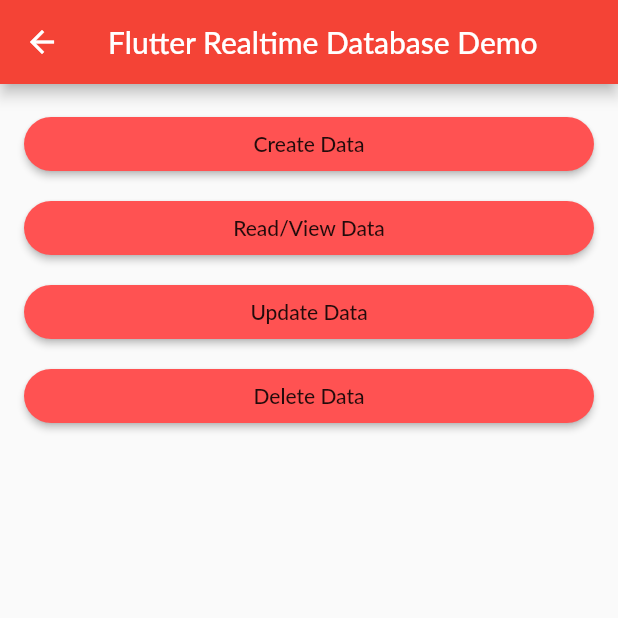
After one commit to willia5w/FlutterApp, a Flutter app: the FirebaseRealtimeDemoScreen screen opened by its route, after a tap on "Create Data", on a phone screen of 412 x 824 dp, the top half of it. The commit adds this screen. Run offline on Flutter 3.47's test engine with Material 2 defaults, Android fonts, the phone set to English and light mode, and no system bars; our stand-ins replace firebase_database; missing offline and left inert: trotter; accounts and stored records are empty; Roboto replaces fonts that are missing (Lato).

Commit message:
Added Firebase and DB demo route, confirmed connection

```diff
--- a/lib/GameLocalizations.dart
+++ b/lib/GameLocalizations.dart
@@ -38,9 +38,6 @@ class GameLocalizations {
 
 
   String translate(String key) {
-
-    print(key + ", " + "Translation: " + _localizedStrings[key]);
-
     return _localizedStrings[key];
   }
 }
--- /dev/null
+++ b/lib/firebase_realtime_db.dart
@@ -0,0 +1,128 @@
+import 'package:flutter/cupertino.dart';
+import 'package:flutter/material.dart';
+import 'package:firebase_database/firebase_database.dart';
+
+class FirebaseRealtimeDemoScreen extends StatelessWidget {
+
+  final databaseReference = FirebaseDatabase.instance.reference();
+
+  @override
+  Widget build(BuildContext context) {
+    readData();
+    return Scaffold(
+      appBar: AppBar(
+        title: Text('Flutter Realtime Database Demo'),
+      ),
+      body: Center(
+          child: Padding(
+            padding: const EdgeInsets.all(16.0),
+            child: Column(
+              crossAxisAlignment: CrossAxisAlignment.stretch,
+              children: <Widget>[
+
+                RaisedButton(
+                  child: Text('Create Data'),
+                  color: Colors.redAccent,
+                  onPressed: () {
+                    createData();
+                  },
+                  shape: RoundedRectangleBorder(borderRadius: BorderRadius.all(Radius.circular(20))),
+                ),
+                SizedBox(height: 8,),
+                RaisedButton(
+                  child: Text('Read/View Data'),
+                  color: Colors.redAccent,
+
+                  onPressed: () {
+                    readData();
+                  },
+                  shape: RoundedRectangleBorder(borderRadius: BorderRadius.all(Radius.circular(20))),
+
+                ),
+                SizedBox(height: 8,),
+
+                RaisedButton(
+                  child: Text('Update Data'),
+                  color: Colors.redAccent,
+
+                  onPressed: () {
+                    updateData();
+                  },
+                  shape: RoundedRectangleBorder(borderRadius: BorderRadius.all(Radius.circular(20))),
+
+                ),
+                SizedBox(height: 8,),
+
+                RaisedButton(
+                  child: Text('Delete Data'),
+                  color: Colors.redAccent,
+
+                  onPressed: () {
+                    deleteData();
+                  },
+                  shape: RoundedRectangleBorder(borderRadius: BorderRadius.all(Radius.circular(20))),
+
+                ),
+              ],
+            ),
+          )
+      ), //center
+    );
+  }
+
+  void createData(){
+    databaseReference.child("flutterDevsTeam1").set({
+      'name': 'Deepak Nishad',
+      'description': 'Team Lead'
+    });
+    databaseReference.child("flutterDevsTeam2").set({
+      'name': 'Yashwant Kumar',
+      'description': 'Senior Software Engineer'
+    });
+    databaseReference.child("flutterDevsTeam3").set({
+      'name': 'Akshay',
+      'description': 'Software Engineer'
+    });
+    databaseReference.child("flutterDevsTeam4").set({
+      'name': 'Aditya',
+      'description': 'Software Engineer'
+    });
+    databaseReference.child("flutterDevsTeam5").set({
+      'name': 'Shaiq',
+      'description': 'Associate Software Engineer'
+    });
+    databaseReference.child("flutterDevsTeam6").set({
+      'name': 'Mohit',
+      'description': 'Associate Software Engineer'
+    });
+    databaseReference.child("flutterDevsTeam7").set({
+      'name': 'Naveen',
+      'description': 'Associate Software Engineer'
+    });
+
+  }
+  void readData(){
+    databaseReference.once().then((DataSnapshot snapshot) {
+      print('Data : ${snapshot.value}');
+    });
+  }
+
+  void updateData(){
+    databaseReference.child('flutterDevsTeam1').update({
+      'description': 'CEO'
+    });
+    databaseReference.child('flutterDevsTeam2').update({
+      'description': 'Team Lead'
+    });
+    databaseReference.child('flutterDevsTeam3').update({
+      'description': 'Senior Software Engineer'
+    });
+  }
+
+  void deleteData(){
+    databaseReference.child('flutterDevsTeam1').remove();
+    databaseReference.child('flutterDevsTeam2').remove();
+    databaseReference.child('flutterDevsTeam3').remove();
+
+  }
+}
--- a/lib/main.dart
+++ b/lib/main.dart
@@ -4,12 +4,12 @@ import 'package:flutter/material.dart';
 import 'dart:async' show Future;
 import 'dart:io';
 import 'dictionary_lookup.dart';
-
 import './tic_tac_toe.dart';
 import 'package:flutter_localizations/flutter_localizations.dart';
 import 'GameLocalizations.dart';
 import '././game_resources/game_translator.dart' as translator;
 
+import './firebase_realtime_db.dart';
 
 void main() {
   runApp(MyApp());
@@ -62,7 +62,8 @@ class MyApp extends StatelessWidget {
       home: MyHomePage(title: appName),
       routes: <String, WidgetBuilder>{
         '/tic_tac_toe': (BuildContext context) => new GamePage(),
-        '/dictionary_lookup': (BuildContext context) => new DictionaryRoute()
+        '/dictionary_lookup': (BuildContext context) => new DictionaryRoute(),
+        '/firebase_realtime_db': (BuildContext context) => new FirebaseRealtimeDemoScreen(),
       },
     );
   }
@@ -123,6 +124,15 @@ class _MyHomePageState extends State<MyHomePage> {
               child: Text('Dictionary', style: TextStyle(fontSize: 24)),
               onPressed: () {
                     Navigator.of(context).pushNamed('/dictionary_lookup');
+              },
+            ),
+          ),
+          Align(
+            alignment: Alignment.center,
+            child: RaisedButton(
+              child: Text('FireBase DB Demo', style: TextStyle(fontSize: 24)),
+              onPressed: () {
+                Navigator.of(context).pushNamed('/firebase_realtime_db');
               },
             ),
           ),
--- a/lib/tic_tac_toe.dart
+++ b/lib/tic_tac_toe.dart
@@ -1,3 +1,4 @@
+import 'package:firebase_database/firebase_database.dart';
 import 'package:assignment1_app/GameLocalizations.dart';
 import 'dart:async';
 import 'dart:convert';
@@ -5,6 +6,9 @@ import 'package:flutter/material.dart';
 import 'package:flutter/services.dart';
 import 'GameLocalizations.dart';
 import '././game_resources/game_translator.dart' as translator;
+
+
+
 
 String _blankTile = "https://picsum.photos/300/300.jpg";
 
--- a/pubspec.yaml
+++ b/pubspec.yaml
@@ -40,6 +40,8 @@ dependencies:
   # Trotter Acknowledgement https://pub.dev/packages/trotter
   trotter: ^1.1.0
   url_launcher: ^5.7.2
+  firebase_database: ^3.1.6
+  firebase_core: ^0.4.4+3
 #  cloud_firestore: ^0.13.0+1     # Firebase
 
 
```
Also changed, not shown: pubspec.lock, 3 other files.
